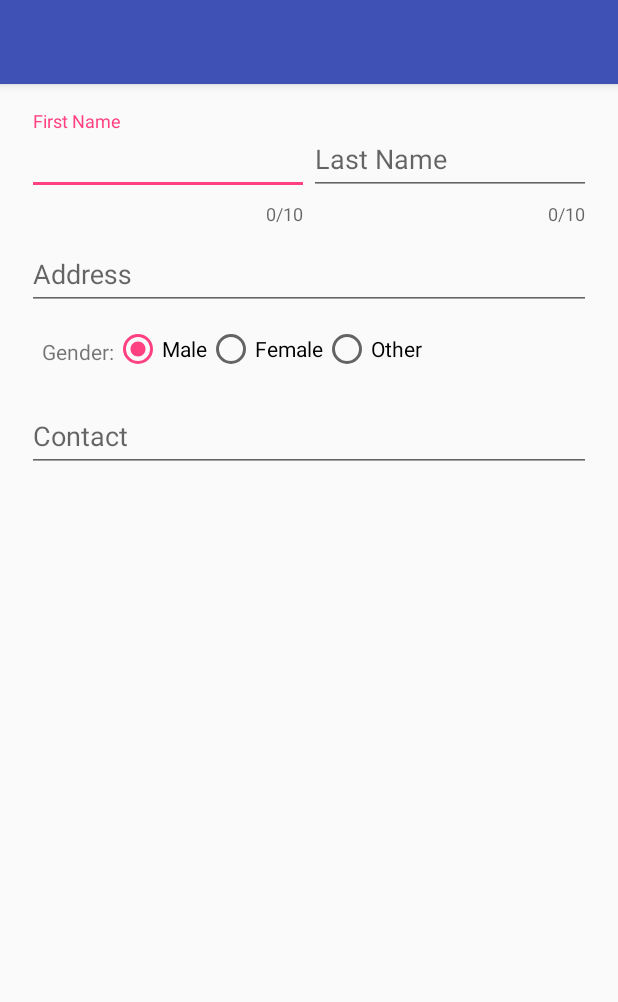
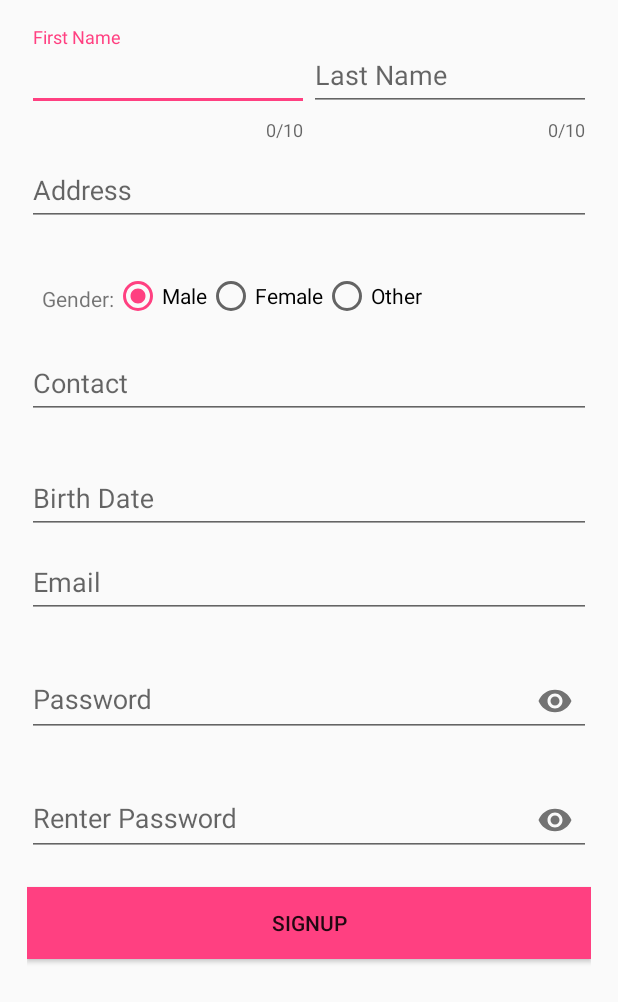
Before and after one commit to KaranShrestha16/HealthCareApp, an Android app: the Registration screen opened directly, with no data from a screen before it, on a phone screen of 412 x 824 dp. Shown: the top 1002 px of the screen. Run offline under Robolectric (Android 15) with nearby library versions, the phone set to English and light mode, and no system bars.

Commit message:
Complete Login Design

```diff
--- a/app/src/main/AndroidManifest.xml
+++ b/app/src/main/AndroidManifest.xml
@@ -9,7 +9,8 @@
         android:roundIcon="@mipmap/ic_launcher_round"
         android:supportsRtl="true"
         android:theme="@style/AppTheme">
-        <activity android:name=".Registration"></activity>
+        <activity android:name=".Hospitals"></activity>
+        <activity android:name=".Registration" />
         <activity android:name=".Login" />
         <activity android:name=".SplashScreen">
             <intent-filter>
@@ -21,7 +22,7 @@
         <activity
             android:name=".MainActivity"
             android:label="@string/app_name"
-            android:theme="@style/AppTheme.NoActionBar"></activity>
+            android:theme="@style/AppTheme.NoActionBar" />
     </application>
 
 </manifest>
--- /dev/null
+++ b/app/src/main/java/www/myandroidcode/mydoctor/Hospitals.java
@@ -0,0 +1,15 @@
+package www.myandroidcode.mydoctor;
+
+import android.support.v7.app.AppCompatActivity;
+import android.os.Bundle;
+
+public class Hospitals extends AppCompatActivity {
+
+    @Override
+    protected void onCreate(Bundle savedInstanceState) {
+        super.onCreate(savedInstanceState);
+        setContentView(R.layout.activity_hospitals);
+
+
+    }
+}
--- a/app/src/main/java/www/myandroidcode/mydoctor/Registration.java
+++ b/app/src/main/java/www/myandroidcode/mydoctor/Registration.java
@@ -1,13 +1,49 @@
 package www.myandroidcode.mydoctor;
 
+import android.app.DatePickerDialog;
 import android.support.v7.app.AppCompatActivity;
 import android.os.Bundle;
+import android.view.View;
+import android.widget.DatePicker;
+import android.widget.EditText;
 
-public class Registration extends AppCompatActivity {
+import java.util.Calendar;
+
+public class Registration extends AppCompatActivity implements DatePickerDialog.OnDateSetListener {
+    private EditText txtBirthDate;
 
     @Override
     protected void onCreate(Bundle savedInstanceState) {
         super.onCreate(savedInstanceState);
         setContentView(R.layout.activity_registration);
+
+        txtBirthDate=findViewById(R.id.txtBirthDate);
+
+        txtBirthDate.setOnClickListener(new View.OnClickListener() {
+            @Override
+            public void onClick(View v) {
+
+                DatePicker();
+            }
+        });
+
+
+
+    }
+
+    public void DatePicker(){
+        final Calendar calendar = Calendar.getInstance();
+        int year = calendar.get(Calendar.YEAR);
+        int month = 1+calendar.get(Calendar.MONTH);
+        int day = calendar.get(Calendar.DAY_OF_MONTH);
+
+        DatePickerDialog datePickerDialog = new DatePickerDialog(this,this,year,month,day);
+        datePickerDialog.show();
+    }
+
+
+    @Override
+    public void onDateSet(DatePicker view, int year, int month, int dayOfMonth) {
+        txtBirthDate.setText(year+"/"+month+"/"+dayOfMonth);
     }
 }
--- /dev/null
+++ b/app/src/main/res/layout/activity_hospitals.xml
@@ -0,0 +1,9 @@
+<?xml version="1.0" encoding="utf-8"?>
+<android.support.constraint.ConstraintLayout xmlns:android="http://schemas.android.com/apk/res/android"
+    xmlns:app="http://schemas.android.com/apk/res-auto"
+    xmlns:tools="http://schemas.android.com/tools"
+    android:layout_width="match_parent"
+    android:layout_height="match_parent"
+    tools:context=".Hospitals">
+
+</android.support.constraint.ConstraintLayout>
--- a/app/src/main/res/layout/activity_login.xml
+++ b/app/src/main/res/layout/activity_login.xml
@@ -12,9 +12,16 @@
     <android.support.v7.widget.AppCompatImageView
         android:layout_width="100dp"
         android:layout_height="100dp"
-        android:layout_margin="50dp"
-        android:src="@drawable/main_logo"
-        />
+        android:src="@drawable/main_logo"/>
+   <TextView
+       android:layout_width="match_parent"
+       android:layout_height="wrap_content"
+       android:text="Mobile Health Care"
+       android:textAlignment="center"
+       android:textSize="20sp"
+       android:textColor="@color/black"
+
+     />
 
     <android.support.design.widget.TextInputLayout
         android:id="@+id/txt_input_email"
@@ -38,7 +45,6 @@
         <android.support.design.widget.TextInputEditText
             android:layout_width="match_parent"
             android:layout_height="wrap_content"
-            android:textAlignment="center"
             android:hint="Password"
             android:inputType="textPassword"/>
     </android.support.design.widget.TextInputLayout>
--- a/app/src/main/res/layout/activity_registration.xml
+++ b/app/src/main/res/layout/activity_registration.xml
@@ -8,91 +8,97 @@
     android:orientation="vertical"
     tools:context=".Registration">
 
+
         <LinearLayout
             android:layout_width="match_parent"
             android:layout_height="wrap_content"
             android:orientation="horizontal">
 
             <android.support.design.widget.TextInputLayout
-           android:id="@+id/txt_input_firstname"
+
                 android:layout_width="match_parent"
                 android:layout_height="wrap_content"
                 android:layout_weight="1"
                 app:counterEnabled="true"
                 app:counterMaxLength="10"
                 app:errorEnabled="true">
+
                 <android.support.design.widget.TextInputEditText
+                    android:id="@+id/txtFirstname"
                     android:layout_width="match_parent"
                     android:layout_height="wrap_content"
                     android:hint="First Name"
-               android:maxLength="10"
                     android:inputType="text"
-               />
+                    android:maxLength="10" />
             </android.support.design.widget.TextInputLayout>
+
             <android.support.design.widget.TextInputLayout
-           android:id="@+id/txt_input_lastname"
+
                 android:layout_width="match_parent"
                 android:layout_height="wrap_content"
                 android:layout_weight="1"
                 app:counterEnabled="true"
                 app:counterMaxLength="10"
                 app:errorEnabled="true">
+
                 <android.support.design.widget.TextInputEditText
+                    android:id="@+id/txtLastname"
                     android:layout_width="match_parent"
                     android:layout_height="wrap_content"
                     android:hint="Last Name"
-               android:maxLength="10"
                     android:inputType="text"
-               />
+                    android:maxLength="10" />
             </android.support.design.widget.TextInputLayout>
 
         </LinearLayout>
 
 
         <android.support.design.widget.TextInputLayout
-        android:id="@+id/txt_input_address"
             android:layout_width="match_parent"
-        android:layout_height="wrap_content">
+            android:layout_height="wrap_content"
+            app:errorEnabled="true">
+
             <android.support.design.widget.TextInputEditText
+                android:id="@+id/txtAddress"
                 android:layout_width="match_parent"
                 android:layout_height="wrap_content"
                 android:hint="Address"
-            android:inputType="text"
-            />
+                android:inputType="text" />
         </android.support.design.widget.TextInputLayout>
 
 
         <LinearLayout
             android:layout_width="match_parent"
             android:layout_height="wrap_content"
-       android:orientation="horizontal"
-       android:layout_margin="10dp">
+            android:layout_margin="10dp"
+            android:orientation="horizontal">
+
             <TextView
                 android:layout_width="wrap_content"
                 android:layout_height="wrap_content"
-           android:text="Gender:"
                 android:layout_marginTop="8dp"
-          />
+                android:text="Gender:" />
+
             <RadioGroup
                 android:id="@+id/radioGender"
                 android:layout_width="match_parent"
                 android:layout_height="wrap_content"
-           android:orientation="horizontal"
                 android:layout_weight="1"
-           >
+                android:orientation="horizontal">
 
                 <RadioButton
                     android:id="@+id/radioMale"
                     android:layout_width="wrap_content"
                     android:layout_height="wrap_content"
-               android:text="Male"
-               android:checked="true"/>
+                    android:checked="true"
+                    android:text="Male" />
 
                 <RadioButton
                     android:id="@+id/radioFemale"
                     android:layout_width="wrap_content"
                     android:layout_height="wrap_content"
                     android:text="Female" />
+
                 <RadioButton
                     android:id="@+id/radioOther"
                     android:layout_width="wrap_content"
@@ -102,16 +108,78 @@
         </LinearLayout>
 
         <android.support.design.widget.TextInputLayout
-        android:id="@+id/txt_input_contact"
             android:layout_width="match_parent"
-        android:layout_height="wrap_content">
+            android:layout_height="wrap_content"
+            app:errorEnabled="true">
+
             <android.support.design.widget.TextInputEditText
+                android:id="@+id/txtcontact"
                 android:layout_width="match_parent"
                 android:layout_height="wrap_content"
                 android:hint="Contact"
                 android:inputType="number"
-            />
+                android:maxLength="15" />
         </android.support.design.widget.TextInputLayout>
+
+        <android.support.design.widget.TextInputLayout
+            android:layout_width="match_parent"
+            android:layout_height="wrap_content">
+
+            <android.support.design.widget.TextInputEditText
+                android:id="@+id/txtBirthDate"
+                android:layout_width="match_parent"
+                android:layout_height="wrap_content"
+                android:hint="Birth Date"
+                android:inputType="number" />
+        </android.support.design.widget.TextInputLayout>
+
+        <android.support.design.widget.TextInputLayout
+            android:layout_width="match_parent"
+            android:layout_height="wrap_content"
+            app:errorEnabled="true">
+
+            <android.support.design.widget.TextInputEditText
+                android:id="@+id/txtEmail"
+                android:layout_width="match_parent"
+                android:layout_height="wrap_content"
+                android:hint="Email"
+                android:inputType="textEmailAddress" />
+        </android.support.design.widget.TextInputLayout>
+
+        <android.support.design.widget.TextInputLayout
+            android:layout_width="match_parent"
+            android:layout_height="wrap_content"
+            app:errorEnabled="true"
+            app:passwordToggleEnabled="true">
+
+            <android.support.design.widget.TextInputEditText
+                android:id="@+id/txtPassword"
+                android:layout_width="match_parent"
+                android:layout_height="wrap_content"
+                android:hint="Password"
+                android:inputType="textPassword" />
+        </android.support.design.widget.TextInputLayout>
+
+        <android.support.design.widget.TextInputLayout
+            android:layout_width="match_parent"
+            android:layout_height="wrap_content"
+            app:errorEnabled="true"
+            app:passwordToggleEnabled="true">
+
+            <android.support.design.widget.TextInputEditText
+                android:id="@+id/txtRePassword"
+                android:layout_width="match_parent"
+                android:layout_height="wrap_content"
+                android:hint="Renter Password"
+                android:inputType="textPassword" />
+        </android.support.design.widget.TextInputLayout>
+
+        <Button
+            android:layout_width="match_parent"
+            android:layout_height="wrap_content"
+            android:background="@drawable/buttonselector_color"
+            android:text="Signup" />
+
 
 
 
--- a/app/src/main/res/values/styles.xml
+++ b/app/src/main/res/values/styles.xml
@@ -1,7 +1,7 @@
 <resources>
 
     <!-- Base application theme. -->
-    <style name="AppTheme" parent="Theme.AppCompat.Light.DarkActionBar">
+    <style name="AppTheme" parent="Theme.AppCompat.Light.NoActionBar">
         <!-- Customize your theme here. -->
         <item name="colorPrimary">@color/colorPrimary</item>
         <item name="colorPrimaryDark">@color/colorPrimaryDark</item>
```
Lines whose indentation alone changed are shown as unchanged.
